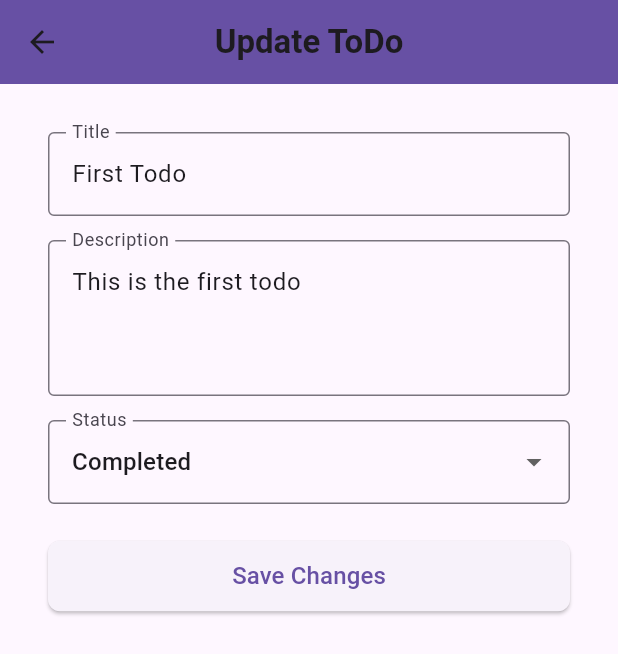
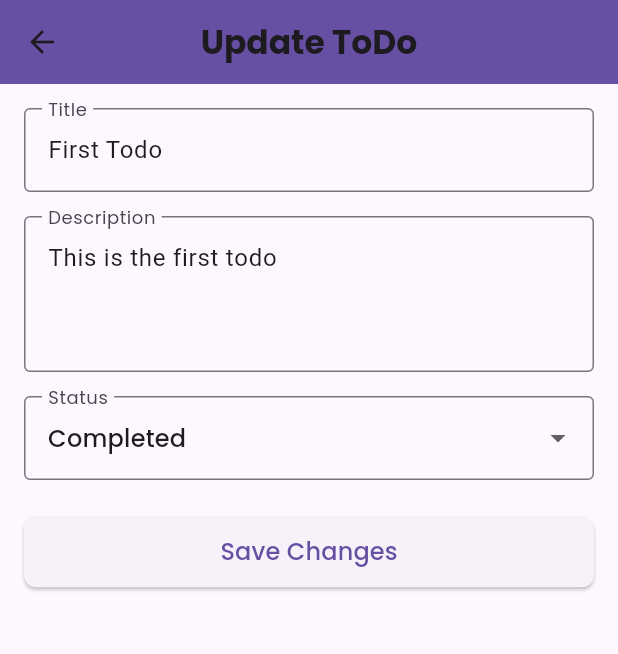
Before and after one commit to moseskamira/todo, a Flutter app: the EditToDoPage screen opened directly with sample values from the repository, after a tap on "Save Changes", on a phone screen of 412 x 824 dp. Shown: the top 654 px of the screen. Run offline on Flutter 3.47's test engine with Material 3 defaults, Android fonts, the phone set to English and light mode, and no system bars; our stand-ins replace google_fonts, hive, hive_flutter, sizer; accounts and stored records are empty.

Commit message:
Improve Edit Todo

```diff
--- a/lib/pages/edit_todo_page.dart
+++ b/lib/pages/edit_todo_page.dart
@@ -1,7 +1,8 @@
 import 'package:flutter/material.dart';
+import 'package:google_fonts/google_fonts.dart';
 import 'package:provider/provider.dart';
-import 'package:todo/models/todo_model.dart';
 
+import '../models/todo_model.dart';
 import '../view_model/todos_provider.dart';
 
 class EditToDoPage extends StatefulWidget {
@@ -20,9 +21,8 @@ class EditToDoPage extends StatefulWidget {
 
 class _EditToDoPageState extends State<EditToDoPage> {
   final _formKey = GlobalKey<FormState>();
-  late TextEditingController _titleController;
-  late TextEditingController _descriptionController;
-  late TextEditingController _statusController;
+  late final TextEditingController _titleController;
+  late final TextEditingController _descriptionController;
   String? _status;
 
   @override
@@ -43,32 +43,27 @@ class _EditToDoPageState extends State<EditToDoPage> {
 
   @override
   Widget build(BuildContext context) {
-    final todoProvider = Provider.of<TodosProvider>(context);
     return Scaffold(
       appBar: AppBar(
         backgroundColor: Theme.of(context).colorScheme.primary,
-        title: const Text(
+        title: Text(
           'Update ToDo',
-          style: TextStyle(
-            fontWeight: FontWeight.bold,
-          ),
+          style: GoogleFonts.poppins(fontWeight: FontWeight.bold),
         ),
         centerTitle: true,
       ),
       body: Padding(
-        padding: const EdgeInsets.all(16.0),
-        child: Padding(
         padding: const EdgeInsets.all(16.0),
         child: Form(
           key: _formKey,
           child: Column(
             mainAxisSize: MainAxisSize.min,
             children: <Widget>[
-                // Title Field
               TextFormField(
                 controller: _titleController,
-                  decoration: const InputDecoration(
+                decoration: InputDecoration(
                   labelText: "Title",
+                  labelStyle: GoogleFonts.poppins(),
                   border: OutlineInputBorder(),
                 ),
                 validator: (value) =>
@@ -78,8 +73,9 @@ class _EditToDoPageState extends State<EditToDoPage> {
               TextFormField(
                 controller: _descriptionController,
                 maxLines: 3,
-                  decoration: const InputDecoration(
+                decoration: InputDecoration(
                   labelText: "Description",
+                  labelStyle: GoogleFonts.poppins(),
                   border: OutlineInputBorder(),
                 ),
               ),
@@ -89,32 +85,36 @@ class _EditToDoPageState extends State<EditToDoPage> {
                 items: ['Pending', 'In Progress', 'Completed']
                     .map((status) => DropdownMenuItem(
                           value: status,
-                            child: Text(status),
+                          child: Text(status, style: GoogleFonts.poppins()),
                         ))
                     .toList(),
-                  decoration: const InputDecoration(
+                decoration: InputDecoration(
                   labelText: "Status",
+                  labelStyle: GoogleFonts.poppins(),
                   border: OutlineInputBorder(),
                 ),
-                  onChanged: (newStatus) {
-                    setState(() {
-                      _status = newStatus;
-                    });
-                  },
+                validator: (value) =>
+                    value == null ? "Please select a status" : null,
+                onChanged: (newStatus) => setState(() => _status = newStatus),
               ),
               const SizedBox(height: 24),
-
-                SizedBox(
+              Consumer<TodosProvider>(
+                builder: (context, todoProvider, child) => SizedBox(
                   width: double.infinity,
                   child: ElevatedButton(
                     onPressed: () {
                       if (_formKey.currentState!.validate()) {
+                        final updatedTodo = TodoModel()
+                          ..title = _titleController.text.trim()
+                          ..description = _descriptionController.text.trim()
+                          ..status = _status ?? 'Pending';
                         todoProvider.updateToDo(
                           widget.index,
-                            _titleController.text.trim(),
-                            _descriptionController.text.trim(),
-                            _status ?? 'Pending');
-                        Navigator.of(context).pop();
+                          '${updatedTodo.title}',
+                          '${updatedTodo.description}',
+                          '${updatedTodo.status}',
+                        );
+                        Navigator.of(context).pop(updatedTodo);
                       }
                     },
                     style: ElevatedButton.styleFrom(
@@ -123,9 +123,10 @@ class _EditToDoPageState extends State<EditToDoPage> {
                         borderRadius: BorderRadius.circular(8),
                       ),
                     ),
-                    child: const Text(
+                    child: Text(
                       "Save Changes",
-                      style: TextStyle(fontSize: 16),
+                      style: GoogleFonts.poppins(fontSize: 16),
+                    ),
                   ),
                 ),
               ),
@@ -133,7 +134,6 @@ class _EditToDoPageState extends State<EditToDoPage> {
           ),
         ),
       ),
-      ),
     );
   }
 }
--- a/lib/pages/home_page.dart
+++ b/lib/pages/home_page.dart
@@ -74,7 +74,7 @@ class _HomePageState extends State<HomePage> {
                         onPressed: () {
                           Navigator.of(context).pushNamed(
                             RouteName.todoDetailsScreen,
-                            arguments: {'todo': todo, 'index': index},
+                            arguments: {'index': index},
                           );
                         },
                       ),
--- a/lib/routes/routes.dart
+++ b/lib/routes/routes.dart
@@ -16,11 +16,9 @@ class Routes {
 
       case RouteName.todoDetailsScreen:
         Map<String, dynamic>? args = settings.arguments as Map<String, dynamic>;
-        TodoModel todoModel = args['todo'] as TodoModel;
         int index = args['index'] as int;
         return MaterialPageRoute(
           builder: (BuildContext context) => TodoDetailsPage(
-            todo: todoModel,
             index: index,
           ),
         );
--- a/lib/view_model/todos_provider.dart
+++ b/lib/view_model/todos_provider.dart
@@ -27,4 +27,8 @@ class TodosProvider extends ChangeNotifier {
   void deleteTodo(int index) {
     todoBox.deleteAt(index);
   }
+
+  Future<TodoModel?>? getDetails(int index) async {
+    return todoBox.getAt(index);
+  }
 }
```
Also changed, not shown: lib/pages/todo_details_page.dart (+25 -10 lines). Lines whose indentation alone changed are shown as unchanged.
